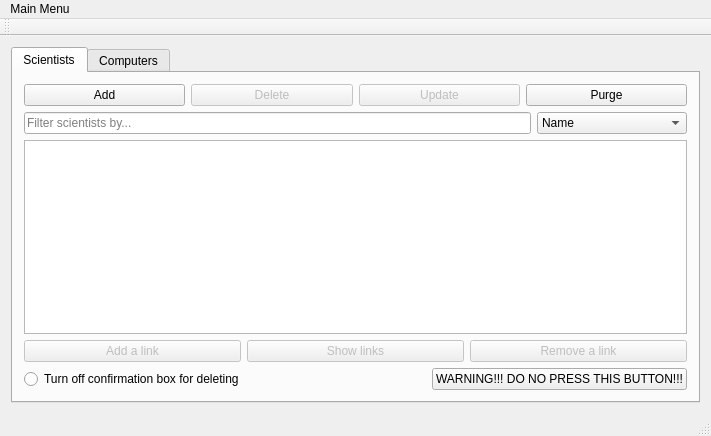
editomars/VLN1_h22, file vika3/adalgluggi.ui: the form before one commit.
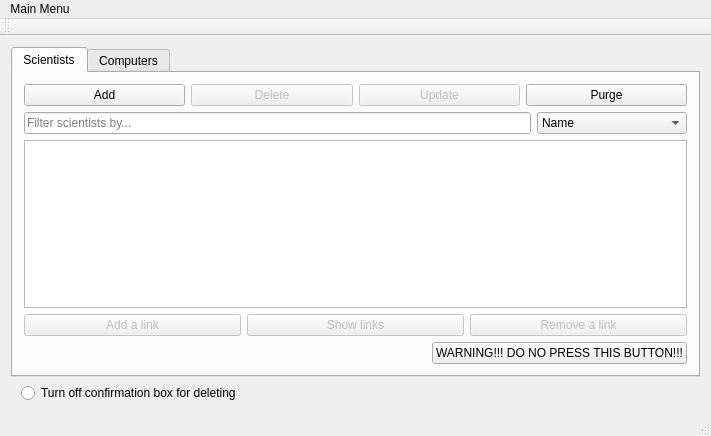
The form after the commit.

Commit message: faera delete radiobutton

```diff
--- a/vika3/adalgluggi.ui
+++ b/vika3/adalgluggi.ui
@@ -203,13 +203,6 @@
         </item>
         <item>
          <layout class="QHBoxLayout" name="horizontalLayout_6">
-          <item>
-           <widget class="QRadioButton" name="radiobutton_delete_confirmation">
-            <property name="text">
-             <string>Turn off confirmation box for deleting</string>
-            </property>
-           </widget>
-          </item>
           <item>
            <spacer name="horizontalSpacer">
             <property name="orientation">
@@ -412,6 +405,33 @@
       </widget>
      </widget>
     </item>
+    <item>
+     <layout class="QHBoxLayout" name="horizontalLayout_7">
+      <item>
+       <spacer name="horizontalSpacer_2">
+        <property name="orientation">
+         <enum>Qt::Horizontal</enum>
+        </property>
+        <property name="sizeType">
+         <enum>QSizePolicy::Fixed</enum>
+        </property>
+        <property name="sizeHint" stdset="0">
+         <size>
+          <width>10</width>
+          <height>20</height>
+         </size>
+        </property>
+       </spacer>
+      </item>
+      <item>
+       <widget class="QRadioButton" name="radiobutton_delete_confirmation">
+        <property name="text">
+         <string>Turn off confirmation box for deleting</string>
+        </property>
+       </widget>
+      </item>
+     </layout>
+    </item>
    </layout>
   </widget>
   <widget class="QToolBar" name="mainToolBar">
```
Left out of the diff: 2 changed lines with no effect on the pictures. The commit also changes 1 other file.
